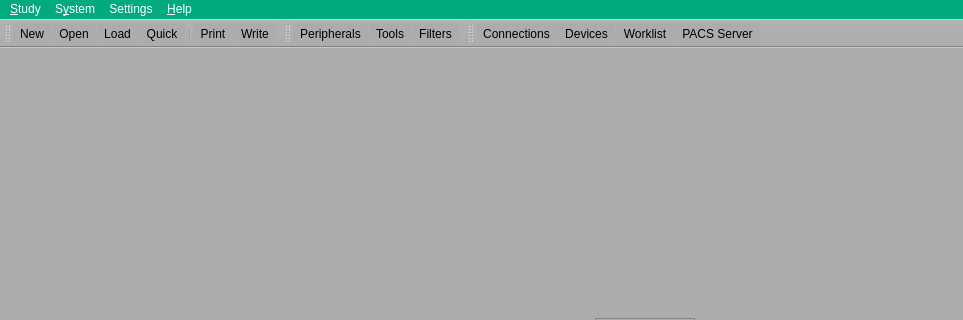
The window that core/View/mainwindow.ui (altaybrusan/ibex) describes before a commit, drawn with Qt 5; both pictures show x 0 to 963 and y 0 to 320 of the 1291 by 710 pixel window.
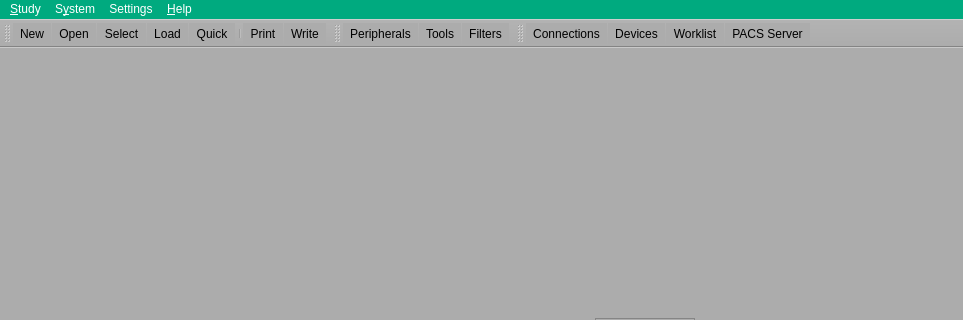
The same window after the commit. Icons and pictures are not drawn.

The edit to the form file:
```diff
--- a/core/View/mainwindow.ui
+++ b/core/View/mainwindow.ui
@@ -161,6 +161,7 @@
    </attribute>
    <addaction name="action_New_Study"/>
    <addaction name="action_Open_Study"/>
+   <addaction name="action_Select"/>
    <addaction name="action_Load_Study"/>
    <addaction name="action_Quick_Start"/>
    <addaction name="separator"/>
@@ -338,6 +339,15 @@
     <string>&amp;About</string>
    </property>
   </action>
+  <action name="action_Select">
+   <property name="icon">
+    <iconset resource="../resources.qrc">
+     <normaloff>:/assets/images/_48_worklist_select.png</normaloff>:/assets/images/_48_worklist_select.png</iconset>
+   </property>
+   <property name="text">
+    <string>&amp;Select</string>
+   </property>
+  </action>
  </widget>
  <layoutdefault spacing="6" margin="11"/>
  <resources>
```
Left out of the diff: 1 changed line with no effect on the pictures.
